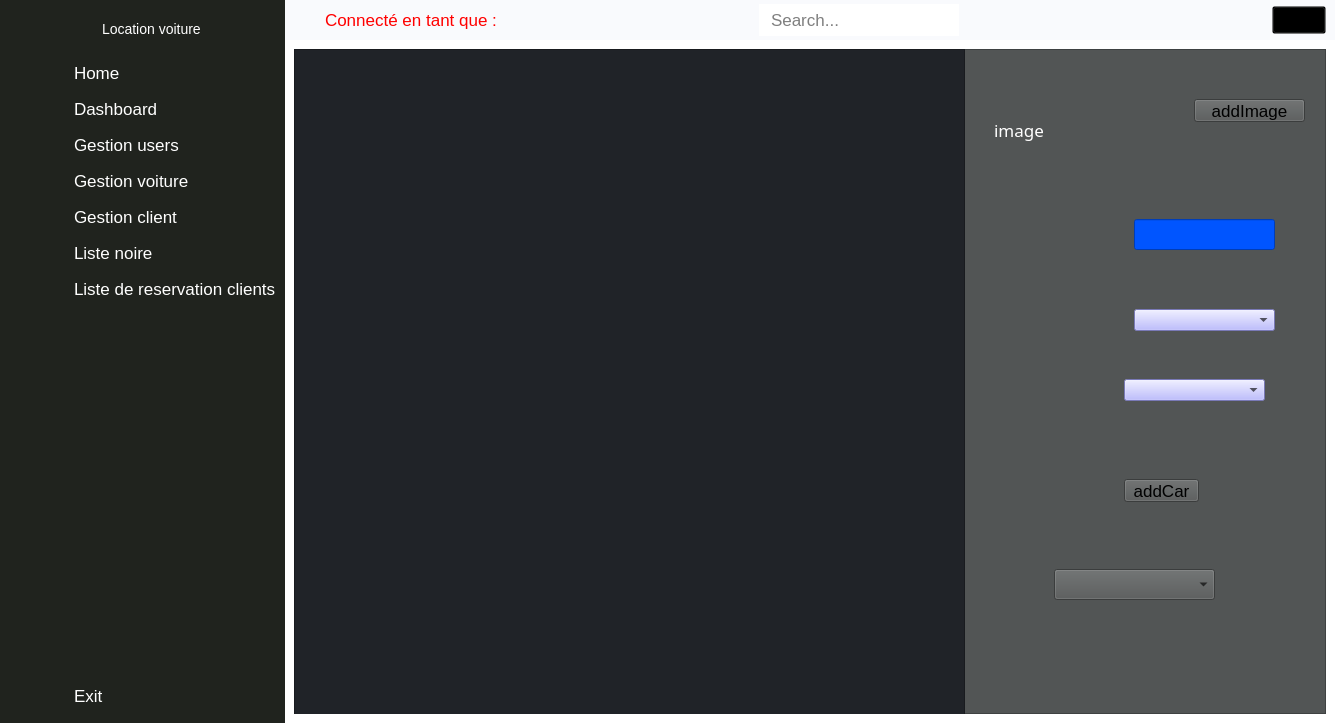
walidhabbach/Car-Rental-Desktop-app, file main_ui.ui: the form before one commit.
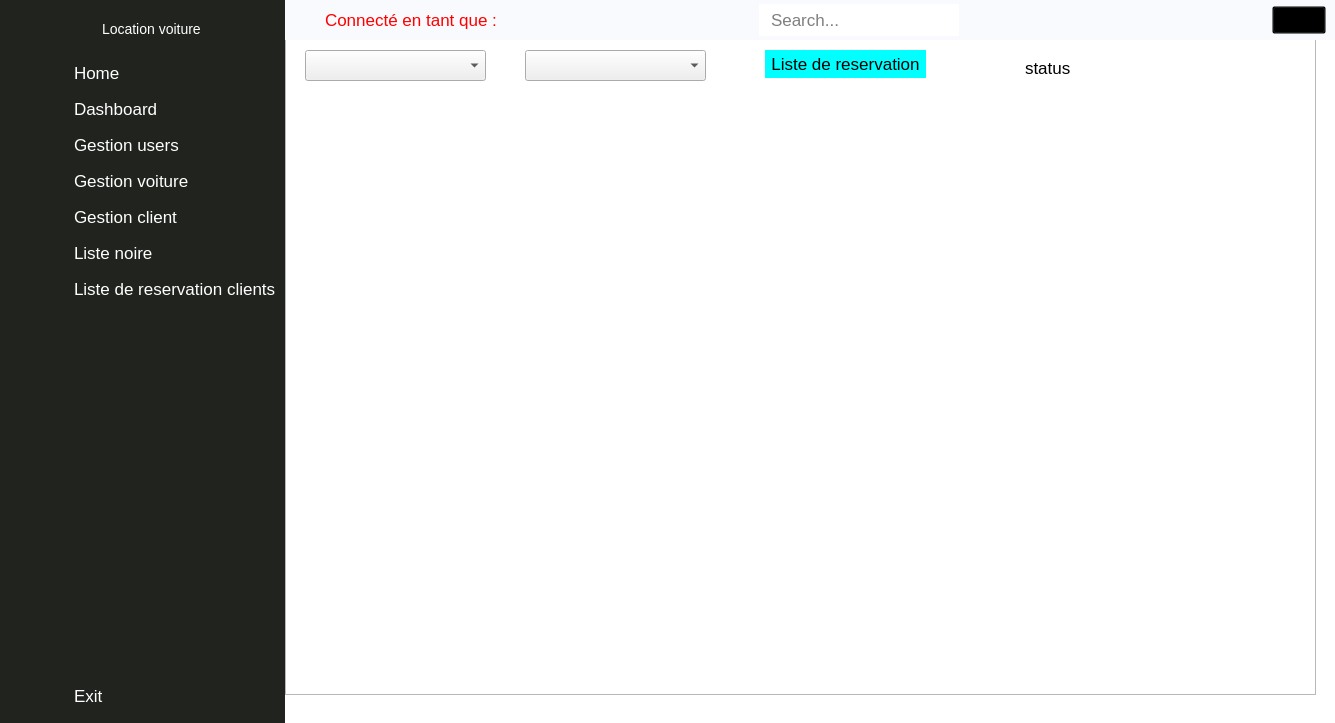
The form after the commit. Icons and pictures are not drawn.

What changed in the file:
```diff
--- a/main_ui.ui
+++ b/main_ui.ui
@@ -762,7 +762,7 @@
        <item>
         <widget class="QStackedWidget" name="stackedWidget">
          <property name="currentIndex">
-          <number>3</number>
+          <number>4</number>
          </property>
          <widget class="QWidget" name="home">
           <layout class="QGridLayout" name="gridLayout_2">
@@ -948,22 +948,100 @@
                  <string>addImage</string>
                 </property>
                </widget>
-               <widget class="QComboBox" name="comboAllBrand">
-                <property name="geometry">
-                 <rect>
-                  <x>760</x>
-                  <y>520</y>
-                  <width>161</width>
-                  <height>31</height>
-                 </rect>
-                </property>
-               </widget>
               </widget>
              </item>
             </layout>
            </item>
           </layout>
          </widget>
+         <widget class="QWidget" name="page_All_Cars">
+          <widget class="QFrame" name="frame_5">
+           <property name="geometry">
+            <rect>
+             <x>0</x>
+             <y>-10</y>
+             <width>1031</width>
+             <height>665</height>
+            </rect>
+           </property>
+           <property name="frameShape">
+            <enum>QFrame::StyledPanel</enum>
+           </property>
+           <property name="frameShadow">
+            <enum>QFrame::Raised</enum>
+           </property>
+           <widget class="QComboBox" name="comboAllModels">
+            <property name="geometry">
+             <rect>
+              <x>240</x>
+              <y>20</y>
+              <width>181</width>
+              <height>31</height>
+             </rect>
+            </property>
+           </widget>
+           <widget class="QTableWidget" name="tableWidgeModels">
+            <property name="geometry">
+             <rect>
+              <x>40</x>
+              <y>80</y>
+              <width>1001</width>
+              <height>531</height>
+             </rect>
+            </property>
+            <property name="styleSheet">
+             <string notr="true">background-color: transparent;
+border: 0</string>
+            </property>
+           </widget>
+           <widget class="QPushButton" name="reservation_client_btn_2">
+            <property name="geometry">
+             <rect>
+              <x>480</x>
+              <y>20</y>
+              <width>161</width>
+              <height>28</height>
+             </rect>
+            </property>
+            <property name="styleSheet">
+             <string notr="true">background-color: rgb(0, 255, 255);
+color: black;
+border: 0;</string>
+            </property>
+            <property name="text">
+             <string>Liste de reservation</string>
+            </property>
+           </widget>
+           <widget class="QComboBox" name="comboAllBrand">
+            <property name="geometry">
+             <rect>
+              <x>20</x>
+              <y>20</y>
+              <width>181</width>
+              <height>31</height>
+             </rect>
+            </property>
+           </widget>
+           <widget class="QLabel" name="loading">
+            <property name="geometry">
+             <rect>
+              <x>740</x>
+              <y>30</y>
+              <width>151</width>
+              <height>16</height>
+             </rect>
+            </property>
+            <property name="text">
+             <string>status</string>
+            </property>
+           </widget>
+           <zorder>comboAllModels</zorder>
+           <zorder>reservation_client_btn_2</zorder>
+           <zorder>comboAllBrand</zorder>
+           <zorder>tableWidgeModels</zorder>
+           <zorder>loading</zorder>
+          </widget>
+         </widget>
          <widget class="QWidget" name="page_crud_clients">
           <layout class="QGridLayout" name="gridLayout_6">
            <item row="0" column="0">
```
